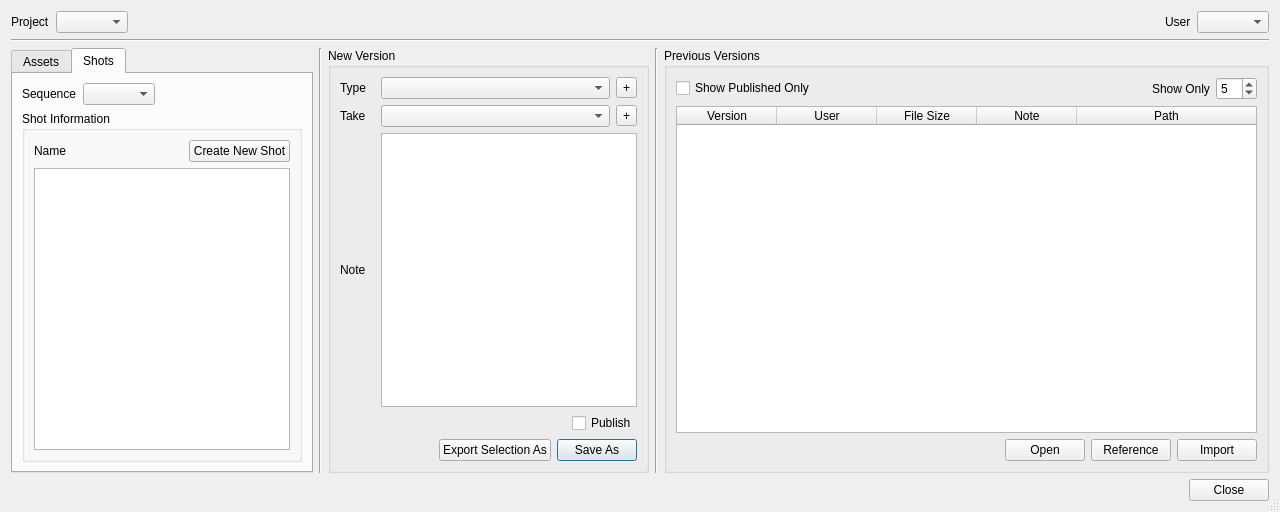
Old version of the form oyProjectManager/ui/version_creator.ui in the repository code-google-com/oyprojectmanager.
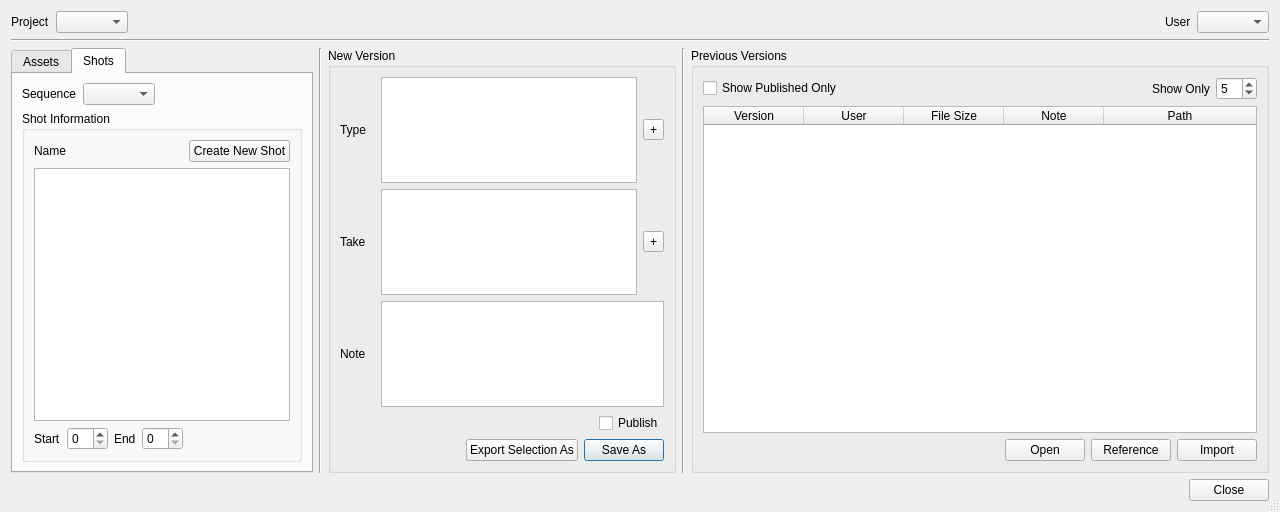
New version of the form. The open tabs and pages were chosen to show the change.

Commit message: * Converted the ``version_type_comboBox`` and ``takes_comboBox`` to a   listWidget, which will be much suitable for viewing all the types and takes   at the first sight.

```diff
--- a/oyProjectManager/ui/version_creator.ui
+++ b/oyProjectManager/ui/version_creator.ui
@@ -268,6 +268,43 @@
                    <item>
                     <widget class="QListWidget" name="shots_listWidget"/>
                    </item>
+                   <item>
+                    <layout class="QHBoxLayout" name="horizontalLayout_16">
+                     <item>
+                      <widget class="QLabel" name="label">
+                       <property name="text">
+                        <string>Start</string>
+                       </property>
+                      </widget>
+                     </item>
+                     <item>
+                      <widget class="QSpinBox" name="spinBox"/>
+                     </item>
+                     <item>
+                      <widget class="QLabel" name="label_2">
+                       <property name="text">
+                        <string>End</string>
+                       </property>
+                      </widget>
+                     </item>
+                     <item>
+                      <widget class="QSpinBox" name="spinBox_2"/>
+                     </item>
+                     <item>
+                      <spacer name="horizontalSpacer_10">
+                       <property name="orientation">
+                        <enum>Qt::Horizontal</enum>
+                       </property>
+                       <property name="sizeHint" stdset="0">
+                        <size>
+                         <width>40</width>
+                         <height>20</height>
+                        </size>
+                       </property>
+                      </spacer>
+                     </item>
+                    </layout>
+                   </item>
                   </layout>
                  </item>
                 </layout>
@@ -338,7 +375,7 @@
                 <string>&lt;!DOCTYPE HTML PUBLIC &quot;-//W3C//DTD HTML 4.0//EN&quot; &quot;http://www.w3.org/TR/REC-html40/strict.dtd&quot;&gt;
 &lt;html&gt;&lt;head&gt;&lt;meta name=&quot;qrichtext&quot; content=&quot;1&quot; /&gt;&lt;style type=&quot;text/css&quot;&gt;
 p, li { white-space: pre-wrap; }
-&lt;/style&gt;&lt;/head&gt;&lt;body style=&quot; font-family:'Ubuntu'; font-size:10pt; font-weight:400; font-style:normal;&quot;&gt;
+&lt;/style&gt;&lt;/head&gt;&lt;body style=&quot; font-family:'Lucida Grande'; font-size:13pt; font-weight:400; font-style:normal;&quot;&gt;
 &lt;p style=&quot;-qt-paragraph-type:empty; margin-top:0px; margin-bottom:0px; margin-left:0px; margin-right:0px; -qt-block-indent:0; text-indent:0px; font-family:'Sans Serif'; font-size:9pt;&quot;&gt;&lt;/p&gt;&lt;/body&gt;&lt;/html&gt;</string>
                </property>
               </widget>
@@ -365,11 +402,7 @@
              <item row="0" column="1">
               <layout class="QHBoxLayout" name="horizontalLayout_4">
                <item>
-                <widget class="QComboBox" name="version_types_comboBox">
-                 <property name="editable">
-                  <bool>false</bool>
-                 </property>
-                </widget>
+                <widget class="QListWidget" name="version_types_listWidget"/>
                </item>
                <item>
                 <widget class="QToolButton" name="add_type_toolButton">
@@ -383,11 +416,7 @@
              <item row="1" column="1">
               <layout class="QHBoxLayout" name="horizontalLayout_6">
                <item>
-                <widget class="QComboBox" name="takes_comboBox">
-                 <property name="editable">
-                  <bool>false</bool>
-                 </property>
-                </widget>
+                <widget class="QListWidget" name="takes_listWidget"/>
                </item>
                <item>
                 <widget class="QToolButton" name="add_take_toolButton">
```
Left out of the diff: 2 changed lines with no effect on the pictures. The commit also changes 8 other files.
